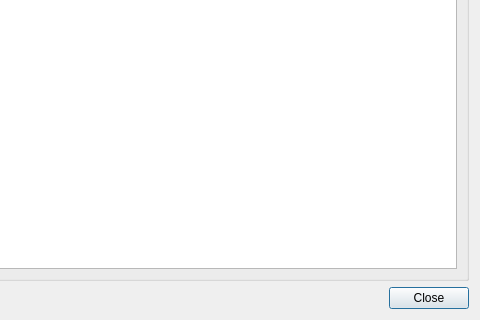
Qt form spreadsheet/log.ui (Kody-Quintana/PfaudSec) before a commit; both pictures show x 800 to 1280 and y 580 to 900 of the 1280 by 900 pixel window.
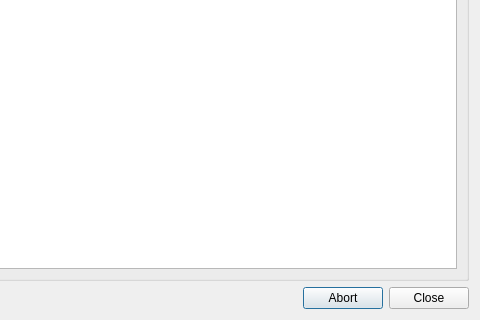
The same form after that commit.

Commit message: Add abort button to log window

Patch:
```diff
--- a/spreadsheet/log.ui
+++ b/spreadsheet/log.ui
@@ -75,10 +75,13 @@
         <enum>Qt::LeftToRight</enum>
        </property>
        <property name="orientation">
-        <enum>Qt::Vertical</enum>
+        <enum>Qt::Horizontal</enum>
        </property>
        <property name="standardButtons">
-        <set>QDialogButtonBox::Close</set>
+        <set>QDialogButtonBox::Abort|QDialogButtonBox::Close</set>
+       </property>
+       <property name="centerButtons">
+        <bool>false</bool>
        </property>
       </widget>
      </item>
```
The commit also changes 2 other files.
